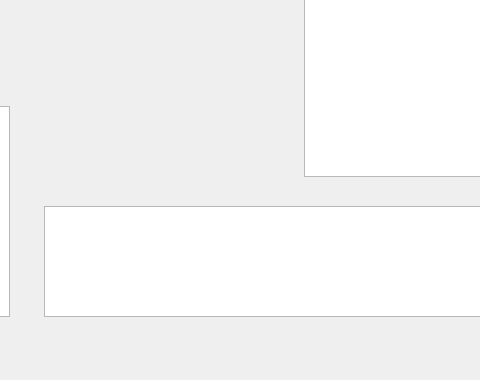
kimjaejeong/binance-J3, file MainGUI.ui: the form before one commit; both pictures show x 266 to 746 and y 364 to 744 of the 1019 by 744 pixel window.
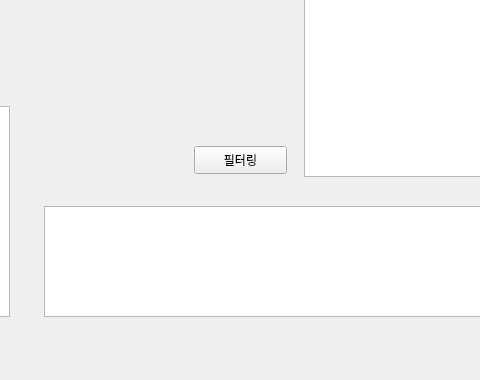
The form after the commit.

Commit message: sortind 추가

What changed in the file:
```diff
--- a/MainGUI.ui
+++ b/MainGUI.ui
@@ -258,6 +258,19 @@
      </rect>
     </property>
    </widget>
+   <widget class="QPushButton" name="TradeButton_2">
+    <property name="geometry">
+     <rect>
+      <x>460</x>
+      <y>510</y>
+      <width>93</width>
+      <height>28</height>
+     </rect>
+    </property>
+    <property name="text">
+     <string>필터링</string>
+    </property>
+   </widget>
   </widget>
   <widget class="QMenuBar" name="menubar">
    <property name="geometry">
```
The commit also changes 1 other file.
